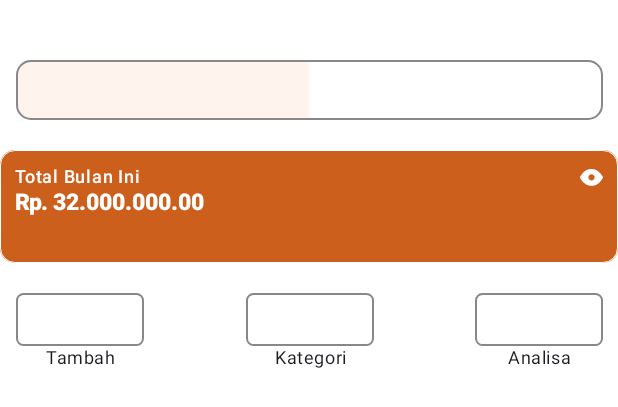
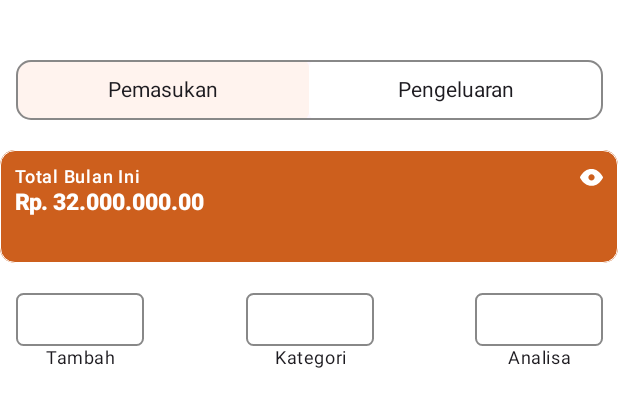
Before and after one commit to hilmy121/BudgetBuddyApp, an Android app built with Jetpack Compose: the @Preview function BudgetingTopUIPreview, on a phone screen of 412 x 824 dp. Shown: the top 407 px of the screen. Run offline under Robolectric (Android 15) with nearby library versions, the phone set to English and light mode, and no system bars; Roboto replaces fonts that are not available here.

Commit message:
expense switch

```diff
--- a/app/src/main/java/com/credeative/budgetbuddy/ui/budgeting/BudgetingUI.kt
+++ b/app/src/main/java/com/credeative/budgetbuddy/ui/budgeting/BudgetingUI.kt
@@ -17,10 +17,15 @@ import androidx.compose.foundation.layout.width
 import androidx.compose.material3.Card
 import androidx.compose.material3.CardColors
 import androidx.compose.material3.CardDefaults
+import androidx.compose.material3.ExperimentalMaterial3Api
 import androidx.compose.material3.MaterialTheme
 import androidx.compose.material3.Surface
 import androidx.compose.material3.Text
 import androidx.compose.runtime.Composable
+import androidx.compose.runtime.getValue
+import androidx.compose.runtime.mutableStateOf
+import androidx.compose.runtime.saveable.rememberSaveable
+import androidx.compose.runtime.setValue
 import androidx.compose.ui.Alignment
 import androidx.compose.ui.Modifier
 import androidx.compose.ui.draw.drawWithCache
@@ -42,8 +47,9 @@ import com.credeative.budgetbuddy.ui.theme.Typography
 import com.credeative.budgetbuddy.ui.theme.linearGradientCardAmount
 
 
+@OptIn(ExperimentalMaterial3Api::class)
 @Composable
-fun BudgetingTopUI(modifier: Modifier = Modifier, expenseSelected:Boolean = false){
+fun BudgetingTopUI(modifier: Modifier = Modifier, expenseSelected:Boolean = false,inComeOnClick:()->Unit={},expenseOnClick:()->Unit={}){
     Surface(modifier = modifier
         .fillMaxWidth(), color = Color.White) {
         Column (verticalArrangement = Arrangement.spacedBy(20.dp), horizontalAlignment = Alignment.CenterHorizontally){
@@ -52,11 +58,27 @@ fun BudgetingTopUI(modifier: Modifier = Modifier, expenseSelected:Boolean = fals
                 .fillMaxWidth(0.95f)
                 .height(40.dp), shape = Shape.small, border = BorderStroke(1.dp, color = Color.Gray)) {
                 Row (modifier = Modifier.fillMaxSize()){
-                    Card(modifier = Modifier.fillMaxHeight().weight(1f), colors = CardDefaults.cardColors(containerColor = PrimaryColorBg), shape = Shape.extraSmall) {
-
+                    Card(modifier = Modifier
+                        .fillMaxHeight()
+                        .weight(1f), colors = CardDefaults.cardColors(containerColor =
+                    if (!expenseSelected){
+                        PrimaryColorBg}else{
+                        Color.White
+                    }), shape = Shape.extraSmall, onClick = inComeOnClick) {
+                        Box(modifier = Modifier.fillMaxSize()){
+                            Text(text = "Pemasukan", modifier = Modifier.align(alignment = Alignment.Center))
+                        }
                     }
-                    Card(modifier = Modifier.fillMaxHeight().weight(1f), colors = CardDefaults.cardColors(containerColor = Color.White), shape = Shape.extraSmall) {
-
+                    Card(modifier = Modifier
+                        .fillMaxHeight()
+                        .weight(1f), colors = CardDefaults.cardColors(containerColor =
+                    if (expenseSelected){
+                        PrimaryColorBg}else{
+                        Color.White
+                    }), shape = Shape.extraSmall, onClick = expenseOnClick) {
+                        Box(modifier = Modifier.fillMaxSize()){
+                            Text(text = "Pengeluaran", modifier = Modifier.align(alignment = Alignment.Center))
+                        }
                     }
                 }
             }
@@ -117,5 +139,15 @@ fun FundFilter(modifier:Modifier = Modifier){
 @Preview(showBackground = true)
 @Composable
 fun BudgetingTopUIPreview(){
-    BudgetingTopUI()
+    var expenseSelected by rememberSaveable {
+        mutableStateOf(false)
+    }
+    BudgetingTopUI(
+        expenseSelected = expenseSelected,
+        expenseOnClick = {
+            expenseSelected = true },
+        inComeOnClick = {
+            expenseSelected = false
+
+        })
 }
```
